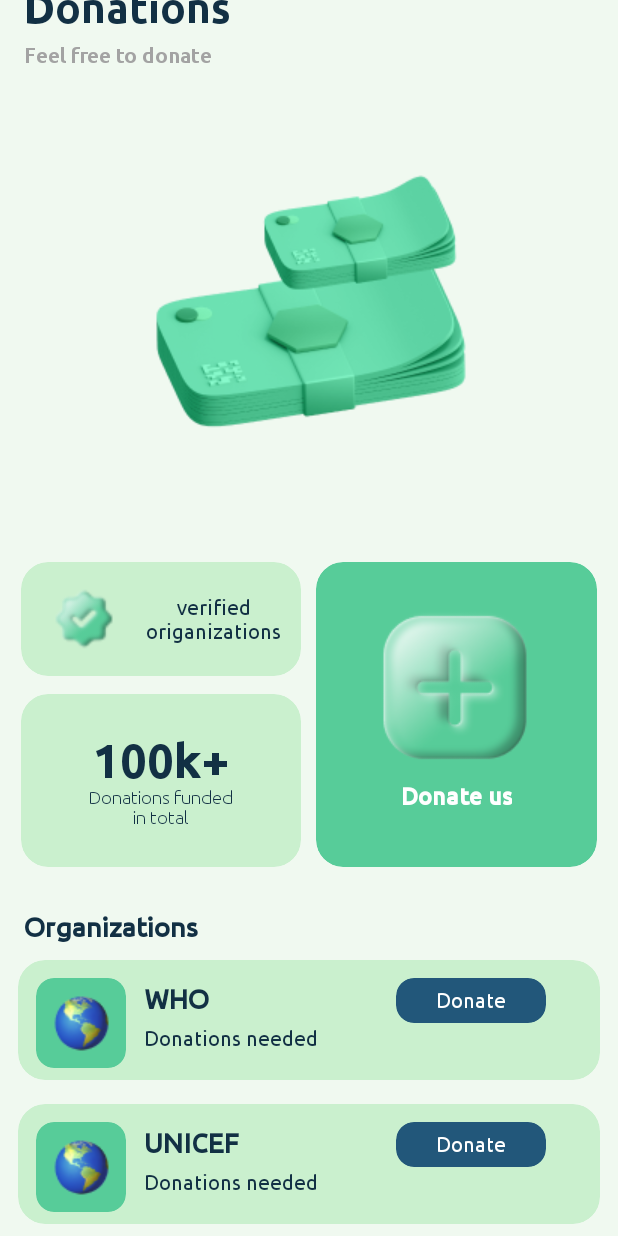
After one commit to ShoaibKakal/TreeCycle, an Android app: the DonationsActivity screen opened directly, with no data from a screen before it, on a phone screen of 412 x 824 dp. The commit adds this screen. Run offline under Robolectric (Android 15) with nearby library versions, the phone set to English and light mode, and no system bars.

Commit message:
Donations activity created

```diff
--- a/app/src/main/AndroidManifest.xml
+++ b/app/src/main/AndroidManifest.xml
@@ -22,6 +22,9 @@
         android:supportsRtl="true"
         android:theme="@style/Theme.TreeCycle"
         tools:targetApi="31">
+        <activity
+            android:name=".presentation.donations.DonationsActivity"
+            android:exported="false" />
         <activity
             android:name=".presentation.forest.ForestActivity"
             android:exported="false" />
--- /dev/null
+++ b/app/src/main/java/com/example/treecycle/presentation/donations/DonationsActivity.kt
@@ -0,0 +1,25 @@
+package com.example.treecycle.presentation.donations
+
+import android.os.Bundle
+import androidx.appcompat.app.AppCompatActivity
+import com.example.treecycle.databinding.ActivityDonationsBinding
+import com.example.treecycle.presentation.donations.adapters.OrganizationsAdapter
+
+class DonationsActivity : AppCompatActivity(), OrganizationClickListener {
+
+    private lateinit var binding: ActivityDonationsBinding
+
+    override fun onCreate(savedInstanceState: Bundle?) {
+        super.onCreate(savedInstanceState)
+
+        binding = ActivityDonationsBinding.inflate(layoutInflater)
+        setContentView(binding.root)
+
+        val orgs = listOf<String>("WHO", "UNICEF")
+        binding.organizationsRecyclerView.adapter =
+            OrganizationsAdapter(this, orgs, this)
+    }
+
+    override fun onOrgClick(organizationName: String) {
+    }
+}
--- /dev/null
+++ b/app/src/main/java/com/example/treecycle/presentation/donations/OrganizationClickListener.kt
@@ -0,0 +1,7 @@
+package com.example.treecycle.presentation.donations
+
+import com.example.treecycle.presentation.forest.data.Tree
+
+interface OrganizationClickListener {
+    fun onOrgClick(organizationName: String)
+}
--- /dev/null
+++ b/app/src/main/java/com/example/treecycle/presentation/donations/adapters/OrganizationsAdapter.kt
@@ -0,0 +1,42 @@
+package com.example.treecycle.presentation.donations.adapters
+
+import android.content.Context
+import android.view.LayoutInflater
+import android.view.View
+import android.view.ViewGroup
+import android.widget.TextView
+import androidx.recyclerview.widget.RecyclerView
+import com.example.treecycle.R
+import com.example.treecycle.presentation.donations.OrganizationClickListener
+import com.google.android.material.card.MaterialCardView
+
+class OrganizationsAdapter(
+    private val context: Context,
+    private val dataset : List<String>,
+    private val organizationClickListener: OrganizationClickListener
+) : RecyclerView.Adapter<OrganizationsAdapter.ItemViewHolder>() {
+
+    class ItemViewHolder(
+        view: View
+    ) : RecyclerView.ViewHolder(view) {
+
+        var orgName : TextView = view.findViewById(R.id.donations_recycler_view_item_text)
+        var orgCard: MaterialCardView = view.findViewById(R.id.donations_recycler_view_item_card)
+    }
+
+    override fun onCreateViewHolder(parent: ViewGroup, viewType: Int): ItemViewHolder {
+        val adapterLayout = LayoutInflater.from(parent.context)
+            .inflate(R.layout.item_donations_recycler_view, parent, false)
+
+        return ItemViewHolder(adapterLayout)
+    }
+
+    override fun onBindViewHolder(holder: ItemViewHolder, position: Int) {
+        holder.orgName.text = dataset[position]
+        holder.orgCard.setOnClickListener {
+            organizationClickListener.onOrgClick(dataset[position])
+        }
+    }
+
+    override fun getItemCount(): Int = dataset.size
+}
--- a/app/src/main/java/com/example/treecycle/presentation/home/HomeFragment.kt
+++ b/app/src/main/java/com/example/treecycle/presentation/home/HomeFragment.kt
@@ -11,7 +11,9 @@ import androidx.fragment.app.Fragment
 import androidx.viewpager2.widget.ViewPager2
 import com.example.treecycle.data.util.homeBanners
 import com.example.treecycle.databinding.FragmentHomeBinding
+import com.example.treecycle.presentation.donations.DonationsActivity
 import com.example.treecycle.presentation.education.EducationActivity
+import com.example.treecycle.presentation.forest.ForestActivity
 import com.example.treecycle.presentation.home.adapter.SliderAdapter
 import com.example.treecycle.presentation.recycle.RecyclingActivity
 
@@ -46,6 +48,12 @@ class HomeFragment : Fragment() {
         }
         binding.cardRecycle.setOnClickListener {
             startActivity(Intent(requireActivity(), RecyclingActivity::class.java))
+        }
+        binding.cardDonation.setOnClickListener{
+            startActivity(Intent(requireActivity(), DonationsActivity::class.java))
+        }
+        binding.cardForest.setOnClickListener{
+            startActivity(Intent(requireActivity(), ForestActivity::class.java))
         }
     }
 
--- /dev/null
+++ b/app/src/main/res/layout/activity_donations.xml
@@ -0,0 +1,212 @@
+<?xml version="1.0" encoding="utf-8"?>
+
+<!-- Donations screen view -->
+<ScrollView
+    xmlns:android="http://schemas.android.com/apk/res/android"
+    xmlns:app="http://schemas.android.com/apk/res-auto"
+    xmlns:tools="http://schemas.android.com/tools"
+    android:layout_width="match_parent"
+    android:layout_height="match_parent"
+    android:background="@color/background"
+    tools:context=".presentation.donations.DonationsActivity">
+
+    <LinearLayout
+            android:layout_width="match_parent"
+            android:layout_height="match_parent"
+            android:orientation="vertical">
+
+            <!-- Heading and subtitle  -->
+            <LinearLayout
+                android:layout_width="match_parent"
+                android:layout_height="wrap_content"
+                android:layout_margin="16dp"
+                android:orientation="vertical"
+                android:paddingTop="16dp">
+
+                <TextView
+                    style="@style/text_heading_1"
+                    android:layout_width="match_parent"
+                    android:layout_height="wrap_content"
+                    android:layout_marginBottom="8dp"
+                    android:text="Donations"
+                    android:textSize="28sp" />
+
+                <TextView
+                    style="@style/text_heading_2"
+                    android:layout_width="wrap_content"
+                    android:layout_height="wrap_content"
+                    android:text="Feel free to donate"
+                    android:textColor="@color/gray"
+                    android:textSize="14sp" />
+
+            </LinearLayout>
+
+            <!-- Cash Image -->
+            <ImageView
+                android:layout_width="300dp"
+                android:layout_gravity="center"
+                android:layout_height="300dp"
+                android:scaleType="center"
+                android:src="@drawable/img_cash"/>
+
+            <!-- Cards -->
+            <LinearLayout
+                android:layout_width="match_parent"
+                android:layout_height="wrap_content"
+                android:layout_margin="14dp"
+                android:orientation="horizontal"
+                android:weightSum="2">
+
+                <LinearLayout
+                    android:layout_width="0dp"
+                    android:layout_height="match_parent"
+                    android:layout_weight="1"
+                    android:orientation="vertical"
+                    android:weightSum="3">
+
+                    <com.google.android.material.card.MaterialCardView
+                        android:layout_width="match_parent"
+                        android:layout_height="0dp"
+                        android:layout_weight="1.2"
+                        app:cardBackgroundColor="@color/colorPrimary"
+                        app:cardCornerRadius="18dp"
+                        app:strokeWidth="0dp">
+
+                        <LinearLayout
+                            android:layout_width="match_parent"
+                            android:layout_height="match_parent">
+
+                            <ImageView
+                                style="@style/text_heading_1"
+                                android:layout_width="40dp"
+                                android:layout_height="match_parent"
+                                android:layout_marginLeft="22dp"
+                                android:gravity="center"
+                                android:src="@drawable/ic_verified_badge"
+                                android:text="6"
+                                android:textSize="36sp"/>
+
+
+                            <TextView
+                                style="@style/body_text_1"
+                                android:layout_width="wrap_content"
+                                android:layout_marginLeft="8dp"
+                                android:layout_height="match_parent"
+                                android:gravity="center"
+                                android:text="verified origanizations" />
+
+                        </LinearLayout>
+
+                    </com.google.android.material.card.MaterialCardView>
+
+
+                    <com.google.android.material.card.MaterialCardView
+                        android:layout_width="match_parent"
+                        android:layout_height="0dp"
+                        android:layout_marginTop="12dp"
+                        android:layout_weight="1.8"
+                        app:cardBackgroundColor="@color/colorPrimary"
+                        app:cardCornerRadius="18dp"
+                        app:strokeWidth="0dp">
+
+                        <LinearLayout
+                            android:layout_width="match_parent"
+                            android:layout_height="match_parent"
+                            android:gravity="center"
+                            android:orientation="vertical">
+
+                            <TextView
+                                android:layout_width="match_parent"
+                                android:layout_height="wrap_content"
+                                style="@style/text_heading_1"
+                                android:gravity="center"
+                                android:text="100k+"
+                                android:textSize="32sp" />
+
+                            <TextView
+                                android:layout_width="wrap_content"
+                                android:layout_height="wrap_content"
+                                style="@style/body_text_1"
+                                android:textSize="12sp"
+                                android:gravity="center"
+                                android:text="Donations funded\nin total"/>
+
+                        </LinearLayout>
+
+                    </com.google.android.material.card.MaterialCardView>
+
+
+                </LinearLayout>
+
+                <com.google.android.material.card.MaterialCardView
+                    android:layout_width="0dp"
+                    android:layout_height="wrap_content"
+                    android:layout_weight="1"
+                    app:cardBackgroundColor="@color/colorSecondary"
+                    app:cardCornerRadius="18dp"
+                    android:layout_marginLeft="10dp"
+                    app:contentPadding="12dp"
+                    app:strokeWidth="0dp">
+
+                    <LinearLayout
+                        android:layout_width="match_parent"
+                        android:layout_height="match_parent"
+                        android:gravity="center"
+                        android:orientation="vertical"
+                        android:paddingTop="20dp"
+                        android:paddingBottom="26dp">
+
+                        <ImageView
+                            android:layout_width="match_parent"
+                            android:layout_height="wrap_content"
+                            android:fontFamily="@font/ubuntu_medium"
+                            android:gravity="center"
+                            android:text="@string/_10"
+                            android:src="@drawable/btn_plus_1"
+                            android:textStyle="bold"
+                            android:textColor="@color/colorAccent"
+                            android:textSize="60sp" />
+
+                        <TextView
+                            android:layout_width="wrap_content"
+                            android:layout_height="wrap_content"
+
+                            style="@style/text_heading_2"
+
+                            android:paddingTop="12dp"
+
+                            android:gravity="center"
+                            android:text="Donate us"
+
+                            android:textColor="@color/white"
+                            android:textStyle="bold"
+                            android:textSize="16sp" />
+                    </LinearLayout>
+
+
+                </com.google.android.material.card.MaterialCardView>
+
+            </LinearLayout>
+
+            <TextView
+                android:layout_width="match_parent"
+                android:layout_height="wrap_content"
+                android:text="Organizations"
+                style="@style/text_heading_2"
+                android:textSize="18sp"
+                android:layout_marginTop="16sp"
+                android:textStyle="bold"
+                android:layout_marginLeft="16dp"/>
+
+            <androidx.recyclerview.widget.RecyclerView
+                android:id="@+id/organizations_recycler_view"
+                android:layout_margin="4dp"
+                android:layout_width="match_parent"
+                android:layout_height="wrap_content"
+                android:scrollbars="none"
+                app:layoutManager="androidx.recyclerview.widget.LinearLayoutManager"/>
+
+        </LinearLayout>
+
+
+</ScrollView>
--- a/app/src/main/res/layout/fragment_home.xml
+++ b/app/src/main/res/layout/fragment_home.xml
@@ -162,6 +162,7 @@
 
             <com.google.android.material.card.MaterialCardView
                 android:id="@+id/card_forest"
+                android:clickable="true"
                 android:layout_width="0dp"
                 android:layout_height="200dp"
                 android:layout_weight="1"
@@ -245,6 +246,7 @@
                 android:layout_width="0dp"
                 android:layout_height="200dp"
                 android:layout_weight="1"
+                android:clickable="true"
                 app:cardBackgroundColor="@color/colorPrimary"
                 app:cardCornerRadius="12dp"
                 app:layout_constraintStart_toEndOf="@id/card_educate_me"
@@ -265,6 +267,7 @@
                         android:src="@drawable/img_donation" />
 
                     <TextView
+
                         android:layout_width="wrap_content"
                         android:layout_height="wrap_content"
                         android:layout_marginTop="15dp"
--- /dev/null
+++ b/app/src/main/res/layout/item_donations_recycler_view.xml
@@ -0,0 +1,94 @@
+<?xml version="1.0" encoding="utf-8"?>
+<LinearLayout
+    xmlns:android="http://schemas.android.com/apk/res/android"
+    android:layout_width="match_parent"
+    xmlns:app="http://schemas.android.com/apk/res-auto"
+    android:layout_height="wrap_content">
+
+    <com.google.android.material.card.MaterialCardView
+        android:id="@+id/donations_recycler_view_item_card"
+        android:layout_width="match_parent"
+        android:layout_height="80dp"
+        app:strokeWidth="0dp"
+        app:cardBackgroundColor="@color/colorPrimary"
+        android:layout_margin="8dp"
+        app:cardCornerRadius="18dp">
+        <LinearLayout
+            android:layout_width="match_parent"
+            android:layout_height="wrap_content">
+
+            <FrameLayout
+                android:layout_width="wrap_content"
+                android:layout_height="wrap_content">
+
+                <com.google.android.material.card.MaterialCardView
+                    android:layout_width="60dp"
+                    android:layout_height="60dp"
+                    app:strokeWidth="0dp"
+                    app:cardBackgroundColor="@color/colorSecondary"
+                    app:cardCornerRadius="12dp"
+                    android:layout_margin="12dp">
+
+                    <ImageView
+                        android:layout_width="80dp"
+                        android:layout_height="80dp"
+                        android:layout_gravity="center"
+                        android:scaleType="center"
+                        android:src="@drawable/ic_globe" />
+
+                </com.google.android.material.card.MaterialCardView>
+            </FrameLayout>
+
+            <LinearLayout
+                android:layout_width="wrap_content"
+                android:layout_height="wrap_content"
+                android:orientation="vertical"
+                android:layout_marginTop="12dp">
+
+                <TextView
+                    android:id="@+id/donations_recycler_view_item_text"
+                    android:layout_width="wrap_content"
+                    android:layout_height="wrap_content"
+                    android:layout_marginTop="4dp"
+                    android:text="WHO"
+                    style="@style/text_heading_2"
+                    android:textStyle="bold"/>
+
+                <TextView
+                    android:layout_width="wrap_content"
+                    android:layout_height="wrap_content"
+                    android:layout_marginTop="8dp"
+                    android:text="Donations needed"
+                    style="@style/body_text_1"/>
+
+
+            </LinearLayout>
+
+            <com.google.android.material.card.MaterialCardView
+                android:layout_width="100dp"
+                android:layout_height="30dp"
+                app:strokeWidth="0dp"
+                app:cardCornerRadius="12dp"
+                app:cardBackgroundColor="@color/colorAccent"
+                android:layout_marginTop="12dp"
+                android:layout_marginLeft="52dp">
+
+                <TextView
+                    android:layout_width="wrap_content"
+                    android:layout_height="wrap_content"
+                    android:layout_gravity="center"
+                    android:textColor="@color/white"
+                    style="@style/body_text_1"
+                    android:text="Donate"/>
+
+
+            </com.google.android.material.card.MaterialCardView>
+
+
+        </LinearLayout>
+
+    </com.google.android.material.card.MaterialCardView>
+
+
+
+</LinearLayout>
```
Also changed, not shown: app/src/main/res/drawable/ic_globe.png (added), app/src/main/res/drawable/ic_verified_badge.png (added), app/src/main/res/drawable/img_cash.png (added).
